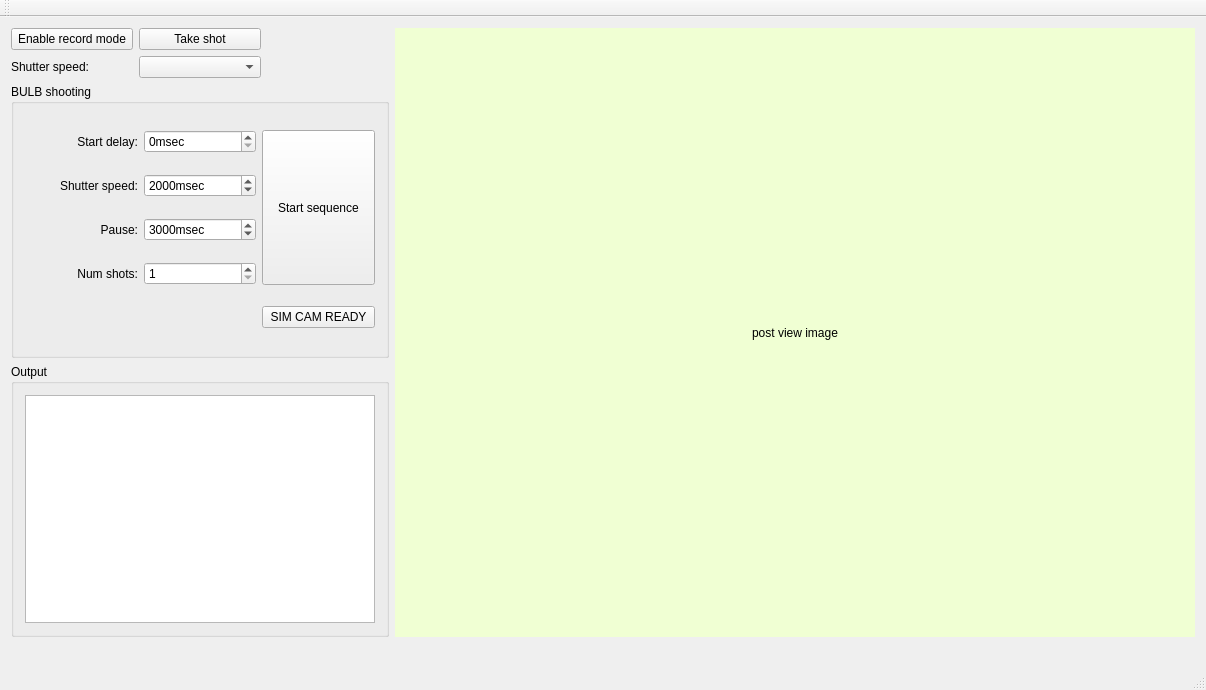
Before: the Qt Designer form MainWindow.ui in blackphil/AstroCameraRemote, drawn with Qt 5.
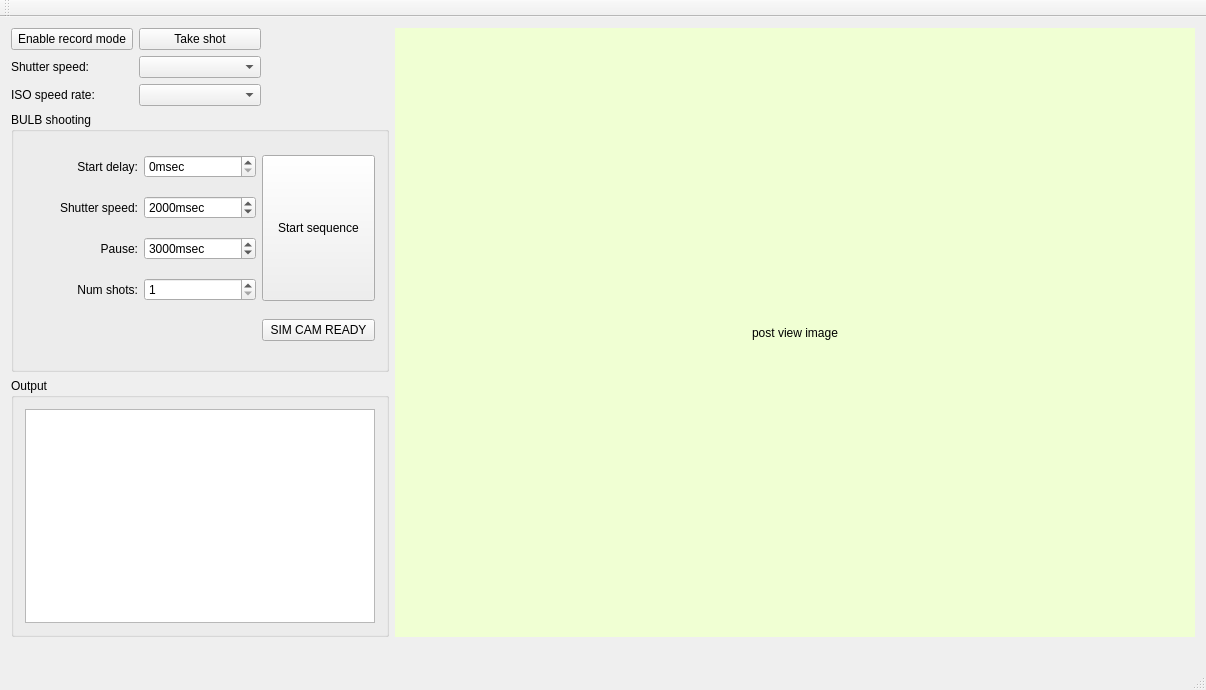
After: the same form once the commit is applied.

Commit message: shutter speed and iso are fetched by parsing the getEvent-reply. Remote "available" commands. can set iso now.

```diff
--- a/MainWindow.ui
+++ b/MainWindow.ui
@@ -15,7 +15,24 @@
   </property>
   <widget class="QWidget" name="centralWidget">
    <layout class="QGridLayout" name="gridLayout_3">
-    <item row="0" column="3" rowspan="4">
+    <item row="5" column="3">
+     <widget class="QLabel" name="imageSubTitle">
+      <property name="text">
+       <string>&lt;image info&gt;</string>
+      </property>
+      <property name="alignment">
+       <set>Qt::AlignRight|Qt::AlignTrailing|Qt::AlignVCenter</set>
+      </property>
+     </widget>
+    </item>
+    <item row="1" column="2">
+     <widget class="QLabel" name="currentTime">
+      <property name="text">
+       <string>&lt;current time&gt;</string>
+      </property>
+     </widget>
+    </item>
+    <item row="0" column="3" rowspan="5">
      <widget class="QLabel" name="postViewImage">
       <property name="minimumSize">
        <size>
@@ -79,31 +96,6 @@
      </widget>
     </item>
     <item row="3" column="0" colspan="3">
-     <widget class="QGroupBox" name="groupBox_2">
-      <property name="title">
-       <string>Output</string>
-      </property>
-      <layout class="QGridLayout" name="gridLayout">
-       <item row="0" column="0">
-        <widget class="QTextEdit" name="output">
-         <property name="minimumSize">
-          <size>
-           <width>350</width>
-           <height>0</height>
-          </size>
-         </property>
-         <property name="undoRedoEnabled">
-          <bool>false</bool>
-         </property>
-         <property name="readOnly">
-          <bool>true</bool>
-         </property>
-        </widget>
-       </item>
-      </layout>
-     </widget>
-    </item>
-    <item row="2" column="0" colspan="3">
      <widget class="QGroupBox" name="groupBox">
       <property name="sizePolicy">
        <sizepolicy hsizetype="Preferred" vsizetype="MinimumExpanding">
@@ -233,23 +225,41 @@
       </layout>
      </widget>
     </item>
-    <item row="4" column="3">
-     <widget class="QLabel" name="imageSubTitle">
-      <property name="text">
-       <string>&lt;image info&gt;</string>
+    <item row="4" column="0" colspan="3">
+     <widget class="QGroupBox" name="groupBox_2">
+      <property name="title">
+       <string>Output</string>
       </property>
-      <property name="alignment">
-       <set>Qt::AlignRight|Qt::AlignTrailing|Qt::AlignVCenter</set>
-      </property>
+      <layout class="QGridLayout" name="gridLayout">
+       <item row="0" column="0">
+        <widget class="QTextEdit" name="output">
+         <property name="minimumSize">
+          <size>
+           <width>350</width>
+           <height>0</height>
+          </size>
+         </property>
+         <property name="undoRedoEnabled">
+          <bool>false</bool>
+         </property>
+         <property name="readOnly">
+          <bool>true</bool>
+         </property>
+        </widget>
+       </item>
+      </layout>
      </widget>
     </item>
-    <item row="1" column="2">
-     <widget class="QLabel" name="currentTime">
+    <item row="2" column="0">
+     <widget class="QLabel" name="label">
       <property name="text">
-       <string>&lt;current time&gt;</string>
+       <string>ISO speed rate:</string>
       </property>
      </widget>
     </item>
+    <item row="2" column="1">
+     <widget class="QComboBox" name="isoSpeedRate"/>
+    </item>
    </layout>
   </widget>
   <widget class="QMenuBar" name="menuBar">
```
The commit also changes 13 other files.
